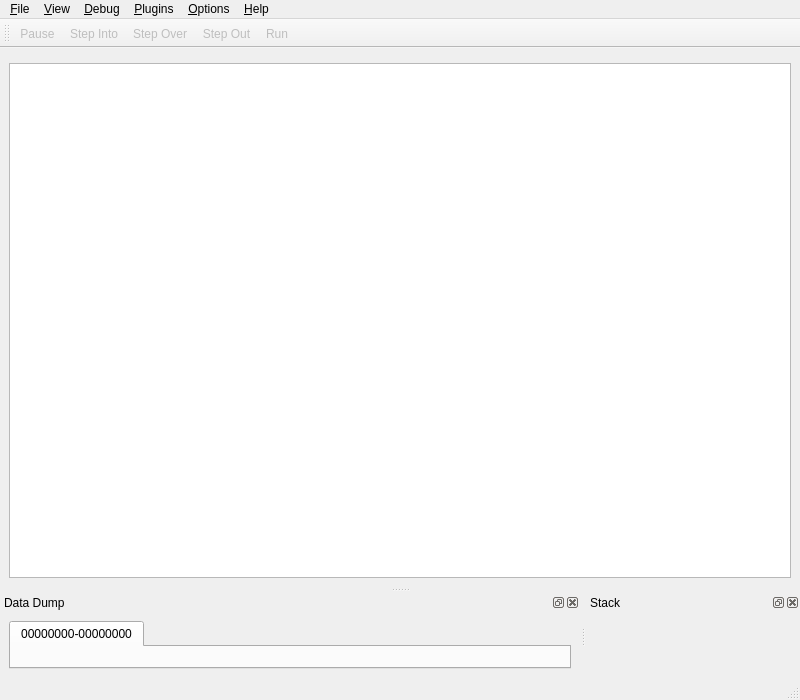
Before: the Qt Designer form src/Debugger.ui in eteran/edb-debugger, drawn with Qt 5.
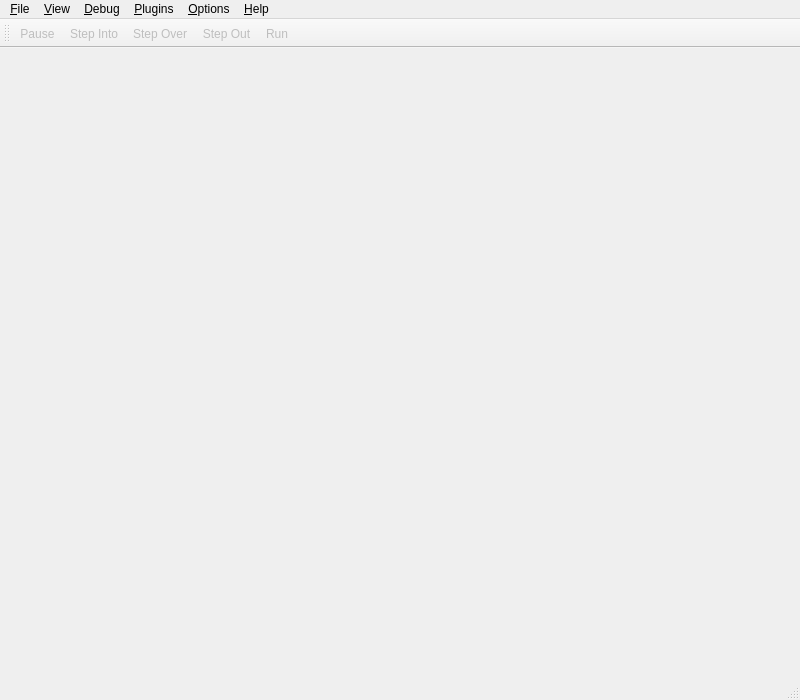
After: the same form once the commit is applied. Icons and pictures are not drawn. Custom widgets are drawn as their Qt base class.

Commit message: working on handling the UI in a more custom way. The idea being that we'll have more control over how the UI operates than we'd get with using the designer alone We'll still use the designer for the really basic stuff (toolbar, menu, status bar), but the CPU/Data/Stack/etc views have long been too complex to represent in the designer meaningfully (unless we made designer plugins... but that hardly seems worth it).

```diff
--- a/src/Debugger.ui
+++ b/src/Debugger.ui
@@ -15,24 +15,7 @@
    <string>edb</string>
   </property>
   <widget class="QWidget" name="centralwidget">
-   <layout class="QVBoxLayout" name="verticalLayout">
-    <item>
-     <widget class="QDisassemblyView" name="cpuView" native="true"/>
-    </item>
-    <item>
-     <widget class="QListView" name="listView">
-      <property name="font">
-       <font>
-        <family>Monospace</family>
-        <pointsize>10</pointsize>
-       </font>
-      </property>
-      <property name="editTriggers">
-       <set>QAbstractItemView::NoEditTriggers</set>
-      </property>
-     </widget>
-    </item>
-   </layout>
+   <layout class="QVBoxLayout" name="verticalLayout"/>
   </widget>
   <widget class="QMenuBar" name="menubar">
    <property name="geometry">
@@ -112,39 +95,6 @@
    <addaction name="menu_help"/>
   </widget>
   <widget class="QStatusBar" name="statusbar"/>
-  <widget class="QDockWidget" name="dataDock">
-   <property name="windowTitle">
-    <string>Data Dump</string>
-   </property>
-   <attribute name="dockWidgetArea">
-    <number>8</number>
-   </attribute>
-   <widget class="QWidget" name="dockWidgetContents_4">
-    <layout class="QGridLayout">
-     <item row="0" column="0">
-      <widget class="TabWidget" name="tabWidget">
-       <widget class="QWidget" name="tab">
-        <attribute name="title">
-         <string>00000000-00000000</string>
-        </attribute>
-        <layout class="QGridLayout"/>
-       </widget>
-      </widget>
-     </item>
-    </layout>
-   </widget>
-  </widget>
-  <widget class="QDockWidget" name="stackDock">
-   <property name="windowTitle">
-    <string>Stack</string>
-   </property>
-   <attribute name="dockWidgetArea">
-    <number>8</number>
-   </attribute>
-   <widget class="QWidget" name="dockWidgetContents">
-    <layout class="QGridLayout"/>
-   </widget>
-  </widget>
   <widget class="QToolBar" name="toolBar">
    <property name="windowTitle">
     <string>ToolBar</string>
@@ -459,19 +409,6 @@
    </property>
   </action>
  </widget>
- <customwidgets>
-  <customwidget>
-   <class>QDisassemblyView</class>
-   <extends>QWidget</extends>
-   <header>QDisassemblyView.h</header>
-  </customwidget>
-  <customwidget>
-   <class>TabWidget</class>
-   <extends>QTabWidget</extends>
-   <header>TabWidget.h</header>
-   <container>1</container>
-  </customwidget>
- </customwidgets>
  <resources/>
  <connections>
   <connection>
```
Left out of the diff: 38 changed lines with no effect on the pictures. The commit also changes 2 other files.
